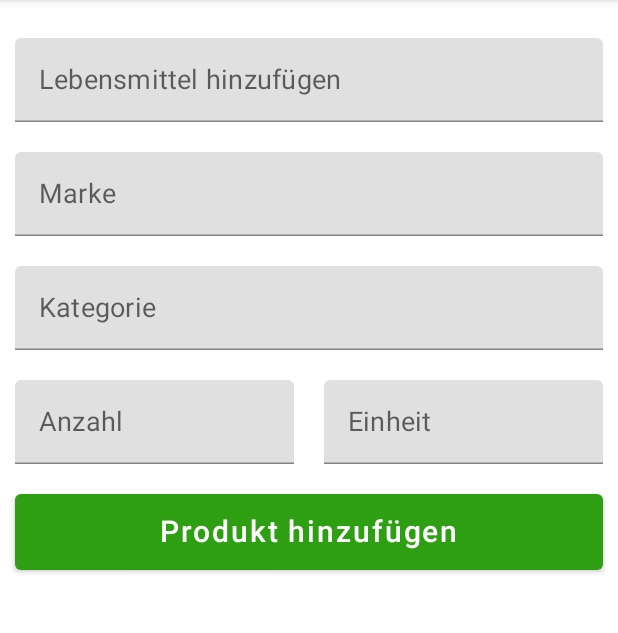
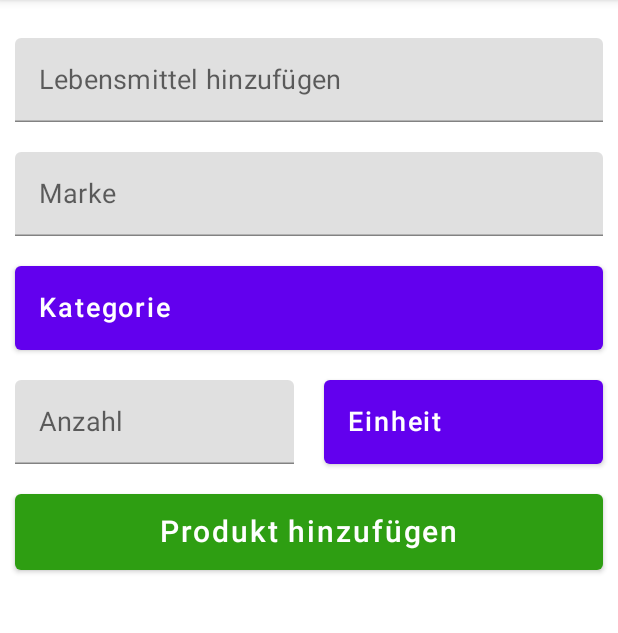
Before and after one commit to Prinetta/Einkaufsliste, an Android app built with Jetpack Compose: the screen it shows after launch (MainActivity), after a tap on "Lebensmittel hinzufügen", on a phone screen of 412 x 824 dp, the part 84-717 px from its top. Run offline under Robolectric (Android 15) with nearby library versions, the phone set to English and light mode, and no system bars; our stand-ins replace Firebase (no records; nobody signed in at launch, a user with empty details on screens opened directly).

```diff
--- a/gelin/app/src/main/java/de/mocows/gelin/model/GroceryEntryService.kt
+++ b/gelin/app/src/main/java/de/mocows/gelin/model/GroceryEntryService.kt
@@ -4,6 +4,7 @@ import com.google.firebase.database.DatabaseReference
 import com.google.firebase.database.FirebaseDatabase
 import de.mocows.gelin.model.groceryentry.GroceryEntry
 
+// TODO: relocate main database into different file
 val database: FirebaseDatabase = FirebaseDatabase.getInstance()
 val databaseRef: DatabaseReference = database.reference
 
--- a/gelin/app/src/main/java/de/mocows/gelin/view/LebensmittelHinzufügen.kt
+++ b/gelin/app/src/main/java/de/mocows/gelin/view/LebensmittelHinzufügen.kt
@@ -1,9 +1,7 @@
 package de.mocows.gelin.view
 
 import androidx.compose.foundation.layout.*
-import androidx.compose.material.Button
-import androidx.compose.material.ButtonDefaults
-import androidx.compose.material.Text
+import androidx.compose.material.*
 import androidx.compose.runtime.*
 import androidx.compose.ui.Modifier
 import androidx.compose.ui.graphics.Color
@@ -23,18 +21,13 @@ import de.mocows.gelin.view.gelinComposable.SpacerVerticalS
 
 private val groceryEntryService = GroceryEntryService()
 
-private var brand: String? = null
-private var category: ProductCategory? = null
-private var amount: Double? = null
-private var measureUnit: MeasureUnit? = null
-
 @Composable
 fun LebensmittelHinzufuegenManuell(){
     var name = remember { mutableStateOf(TextFieldValue()) }
     var brand = remember { mutableStateOf(TextFieldValue()) }
-    var category = remember { mutableStateOf(TextFieldValue()) }
+    var category = remember { mutableStateOf(ProductCategory.OTHER) }
     var amount = remember { mutableStateOf(TextFieldValue()) }
-    var measureUnit = remember { mutableStateOf(TextFieldValue()) }
+    var measureUnit = remember { mutableStateOf(MeasureUnit.UNIT) }
 
     Column {
         SpacerVerticalS()
@@ -46,28 +39,87 @@ fun LebensmittelHinzufuegenManuell(){
             modifier = Modifier.fillMaxWidth(),
             placeholder = stringResource(id = R.string.marke)
         )
-        category = InputFieldWithPrompt(
-            modifier = Modifier.fillMaxWidth(),
-            placeholder = stringResource(id = R.string.kategorie)
-        )
+
+        // TODO: create method for dropdown menu
+        // TODO: change UI of dropdown menu
+        var categoriesExpanded by remember { mutableStateOf(false) }
+        var categoryText by remember { mutableStateOf("Kategorie") }
+
+        Button(onClick = { categoriesExpanded = true },
+               modifier = Modifier
+                   .fillMaxWidth()
+                   .padding(10.dp)
+                   .height(56.dp)) {
+            Text(categoryText, modifier = Modifier.fillMaxWidth(), fontSize = 18.sp)
+            DropdownMenu(
+                expanded = categoriesExpanded,
+                onDismissRequest = { categoriesExpanded = false },
+                modifier = Modifier.fillMaxWidth()
+            ) {
+                for (productCategory in ProductCategory.values()) {
+                    val capitalizedName = productCategory.name
+                        .lowercase()
+                        .replaceFirstChar { it.uppercase() }
+
+                    DropdownMenuItem(onClick = {
+                        category.value = productCategory
+                        categoriesExpanded = false
+                        categoryText = capitalizedName
+                    }) {
+                        Text(capitalizedName)
+                    }
+                }
+            }
+        }
+
+
         Row {
             amount = InputFieldWithPrompt(
                 modifier = Modifier.weight(1f),
                 placeholder = stringResource(id = R.string.anzahl)
             )
-            measureUnit = InputFieldWithPrompt(
-                modifier = Modifier.weight(1f),
-                placeholder = stringResource(id = R.string.einheit)
-            )
+
+            var measureUnitsExpanded by remember { mutableStateOf(false) }
+            var measureUnitText by remember { mutableStateOf("Einheit") }
+
+            Button(onClick = { measureUnitsExpanded = true },
+                   modifier = Modifier
+                       .weight(1f)
+                       .fillMaxWidth()
+                       .padding(10.dp)
+                       .height(56.dp)) {
+                Text(measureUnitText, modifier = Modifier.fillMaxWidth(), fontSize = 18.sp)
+                DropdownMenu(
+                    expanded = measureUnitsExpanded,
+                    onDismissRequest = { measureUnitsExpanded = false }
+                ) {
+                    for (unit in MeasureUnit.values()) {
+                        // TODO: do not capitalize specific unit abbreviations like ml, g, kg...
+                        val capitalizedName = unit.name
+                            .lowercase()
+                            .replaceFirstChar { it.uppercase() }
+
+                        DropdownMenuItem(onClick = {
+                            measureUnit.value = unit
+                            measureUnitsExpanded = false
+                            measureUnitText = capitalizedName
+                        }) {
+                            Text(capitalizedName)
+                        }
+                    }
+                }
+            }
         }
+
         Button(
             onClick = { groceryEntryService.saveGroceryEntry(GroceryEntry(
                 Product(
                     name.value.text,
-                    brand.value.text,
-                    ProductCategory.valueOf(category.value.text)),
+                    brand.value.text.ifEmpty { null },
+                    category.value
+                ),
                 amount.value.text.toDouble(),
-                MeasureUnit.valueOf(measureUnit.value.text)
+                measureUnit.value
             )) },
             modifier = Modifier.fillMaxWidth().padding(10.dp),
             colors = ButtonDefaults.buttonColors(backgroundColor = brightgreen, contentColor = Color.White)
```
